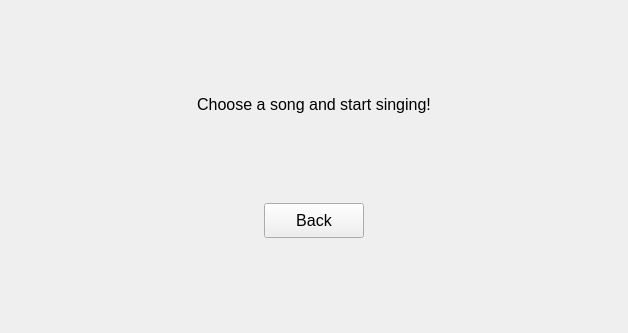
Old version of the form menu/startsingingview.ui in the repository Vorxil/MagnifiSing.
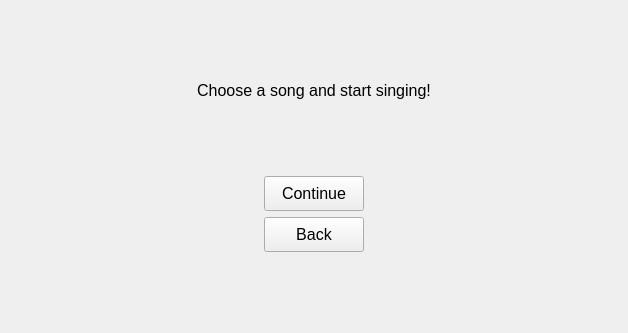
New version of the form.

```diff
--- a/menu/startsingingview.ui
+++ b/menu/startsingingview.ui
@@ -63,6 +63,30 @@
        </property>
       </spacer>
      </item>
+     <item alignment="Qt::AlignHCenter">
+      <widget class="QPushButton" name="chooseSongButton">
+       <property name="minimumSize">
+        <size>
+         <width>100</width>
+         <height>35</height>
+        </size>
+       </property>
+       <property name="maximumSize">
+        <size>
+         <width>100</width>
+         <height>35</height>
+        </size>
+       </property>
+       <property name="font">
+        <font>
+         <pointsize>12</pointsize>
+        </font>
+       </property>
+       <property name="text">
+        <string>Continue</string>
+       </property>
+      </widget>
+     </item>
      <item alignment="Qt::AlignHCenter">
       <widget class="QPushButton" name="backButton">
        <property name="minimumSize">
```
